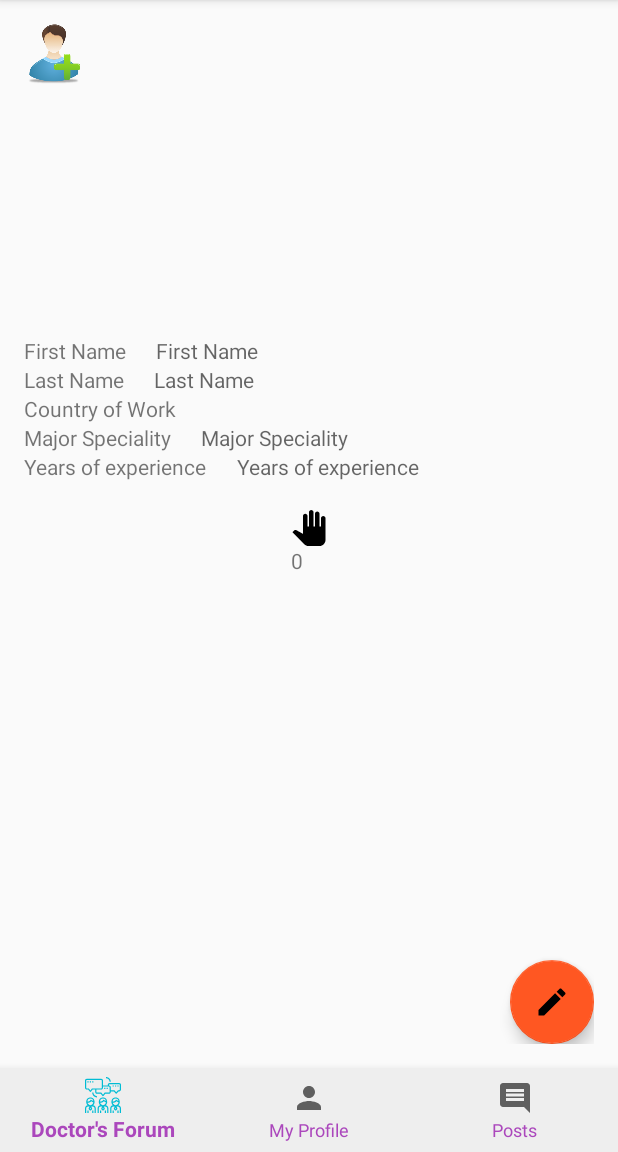
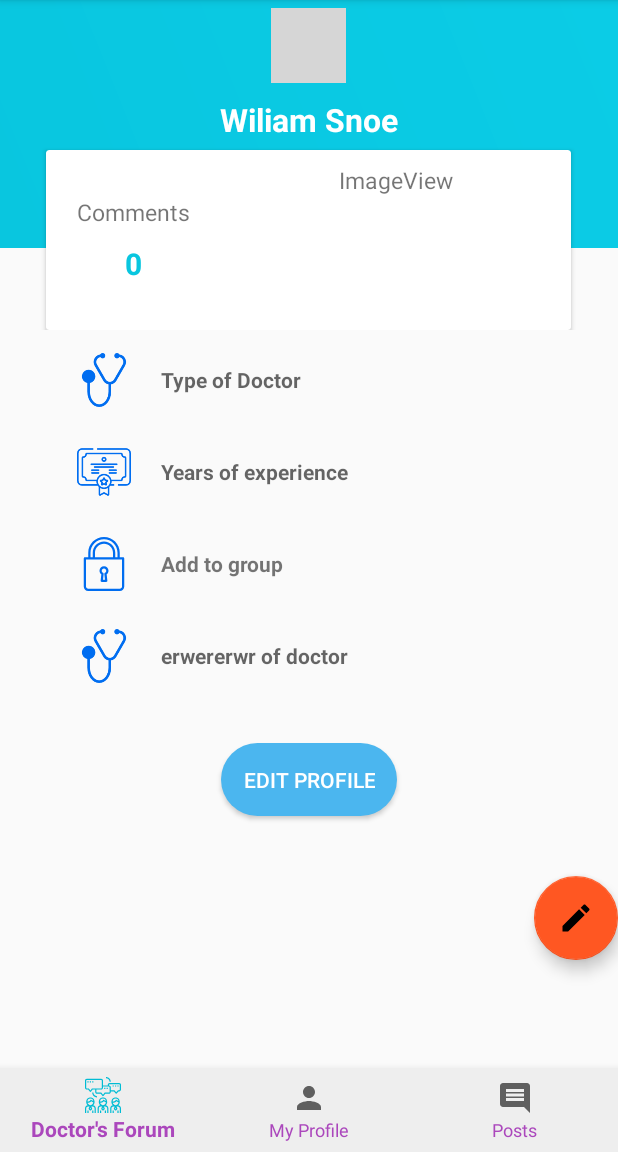
Before and after one commit to mrahimov/We-Care, an Android app: the fragment DoctorProfileFragment placed in its activity, on a phone screen of 412 x 824 dp, the part 84-1236 px from its top. Run offline under Robolectric (Android 15) with nearby library versions, the light colour scheme and no system bars; our stand-ins replace Firebase (no records; nobody signed in at launch, a user with empty details on screens opened directly), Picasso; libraries missing offline, so code that uses them is left out: es.dmoral.toasty; grey boxes are pictures that could not be loaded.

Commit message:
profile design update v1

```diff
--- a/app/src/main/java/com/example/murodjonrahimov/wecare/fragments/DoctorProfileFragment.java
+++ b/app/src/main/java/com/example/murodjonrahimov/wecare/fragments/DoctorProfileFragment.java
@@ -51,11 +51,11 @@ public class DoctorProfileFragment extends Fragment {
   private TextView yearsOfExperienceED;
   private TextView type;
   private TextView numberOfDoctorsComments;
-  private FloatingActionButton fab;
+  private Button fab;
   private ImageView doctorImage;
   private StorageReference storageReference;
   private ProgressDialog progressDialog;
-  private Button buttonDoctorImage;
+  private FloatingActionButton buttonDoctorImage;
   private Uri uri;
   private SharedPreferences preferences;
   private SharedPreferences.Editor myPrefsEdit;
--- /dev/null
+++ b/app/src/main/res/drawable/buttonstyle.xml
@@ -0,0 +1,9 @@
+<?xml version="1.0" encoding="utf-8"?>
+<shape xmlns:android="http://schemas.android.com/apk/res/android">
+    <solid android:color="#4bb6ef" />
+    <padding android:top="15dp"
+        android:left="15dp"
+        android:right="15dp"
+        android:bottom="15dp" />
+    <corners android:radius="45dp" />
+</shape>
--- /dev/null
+++ b/app/src/main/res/drawable/gradientbackground.xml
@@ -0,0 +1,8 @@
+<?xml version="1.0" encoding="utf-8"?>
+<shape xmlns:android="http://schemas.android.com/apk/res/android">
+    <gradient android:angle="45"
+        android:startColor="@color/startblue"
+        android:endColor="@color/endblue"
+        />
+
+</shape>
--- a/app/src/main/res/layout/d_fragment_profile.xml
+++ b/app/src/main/res/layout/d_fragment_profile.xml
@@ -1,162 +1,202 @@
-<android.support.design.widget.CoordinatorLayout
-  xmlns:android="http://schemas.android.com/apk/res/android"
-  xmlns:app="http://schemas.android.com/apk/res-auto"
-  xmlns:tools="http://schemas.android.com/tools"
-  android:id="@+id/main_content"
+<LinearLayout xmlns:android="http://schemas.android.com/apk/res/android"
     android:layout_width="match_parent"
     android:layout_height="match_parent"
-  android:padding="16dp">
-
+    xmlns:tools="http://schemas.android.com/tools"
+    xmlns:app="http://schemas.android.com/apk/res-auto"
+    tools:context="com.example.murodjonrahimov.wecare.fragments.DoctorProfileFragment"
+    android:background="@color/graylight"
+    android:orientation="vertical">
+    <RelativeLayout
+        android:layout_width="match_parent"
+        android:layout_height="220dp">
+        <LinearLayout
+            android:background="@drawable/gradientbackground"
+            android:layout_width="match_parent"
+            android:layout_height="165dp"
+            android:orientation="vertical">
+            <ImageView
+                android:id="@+id/imageview_doctor_profile"
+                android:layout_marginTop="5dp"
+                android:layout_gravity="center_horizontal"
+                android:layout_width="50dp"
+                android:layout_height="50dp"
+                android:src="@drawable/doc"/>
+            <TextView
+                android:id="@+id/type_doctor"
+                android:layout_marginTop="10dp"
+                android:layout_gravity="center_horizontal"
+                android:layout_width="wrap_content"
+                android:layout_height="wrap_content"
+                android:text="Wiliam Snoe"
+                android:textColor="#fff"
+                android:textStyle="bold"
+                android:textSize="21sp"/>
+        </LinearLayout>
+        <android.support.v7.widget.CardView
+            android:layout_width="350dp"
+            android:layout_height="120dp"
+            android:layout_centerHorizontal="true"
+            android:layout_marginTop="100dp">
             <LinearLayout
                 android:layout_width="match_parent"
+                android:layout_height="match_parent"
+                android:orientation="horizontal"
+                android:weightSum="3">
+                <LinearLayout
+                    android:gravity="center"
+                    android:orientation="vertical"
+                    android:layout_width="0dp"
+                    android:layout_weight="1"
+                    android:layout_height="match_parent">
+                    <TextView
+                        android:layout_width="wrap_content"
                         android:layout_height="wrap_content"
+                        android:text="Comments"
+                        android:textSize="15sp"
+                        />
+                    <TextView
+                        android:id="@+id/number_of_doctors_comments"
+                        android:layout_width="wrap_content"
+                        android:layout_height="wrap_content"
+                        android:text="1"
+                        android:textStyle="bold"
+                        android:textSize="20sp"
+                        android:paddingTop="10dp"
+                        android:textColor="@color/startblue"
+                        />
+
+                </LinearLayout>
+                <LinearLayout
+                    android:gravity="center"
                     android:orientation="vertical"
-      tools:context="com.example.murodjonrahimov.wecare.fragments.DoctorProfileFragment">
-
-        <LinearLayout
-          android:layout_width="match_parent"
+                    android:layout_width="0dp"
+                    android:layout_weight="2"
+                    android:layout_height="match_parent">
+                    <TextView
+                        android:layout_width="wrap_content"
                         android:layout_height="wrap_content"
-          android:orientation="horizontal"
-          tools:context="com.example.murodjonrahimov.wecare.fragments.DoctorProfileFragment">
-
-            <Button
-              android:id="@+id/button_doctor_image"
-              android:layout_width="40dp"
-              android:layout_height="40dp"
-              android:background="@drawable/add_male_user"/>
-
+                        android:text="ImageView"
+                        android:textSize="15sp"
+                        />
                     <ImageView
                         android:id="@+id/imageview_doctor_profile"
-              android:layout_width="wrap_content"
-              android:layout_height="200dp"
-              android:layout_gravity="center">
+                        android:layout_width="match_parent"
+                        android:layout_height="80dp"
+                        android:layout_gravity="center"
+                        android:paddingTop="20dp">
 
                     </ImageView>
 
                 </LinearLayout>
+            </LinearLayout>
+
+        </android.support.v7.widget.CardView>
+    </RelativeLayout>
 
     <LinearLayout
+        android:layout_width="360dp"
+        android:layout_height="wrap_content"
+        android:orientation="vertical"
+        android:layout_gravity="center"
+        android:layout_marginTop="15dp">
+        <LinearLayout
+            android:orientation="horizontal"
+            android:paddingLeft="25dp"
             android:layout_width="match_parent"
-          android:layout_height="wrap_content"
-          android:layout_marginTop="8dp"
-          android:orientation="horizontal">
-
+            android:layout_height="wrap_content">
+            <ImageView
+                android:layout_width="36dp"
+                android:layout_height="36dp"
+                android:src="@drawable/doctortype"/>
             <TextView
-              android:id="@+id/first_name_tv"
+                android:id="@+id/type_doctor"
+                android:textStyle="bold"
+                android:layout_gravity="center_vertical"
                 android:layout_width="wrap_content"
                 android:layout_height="wrap_content"
-              android:text="@string/first_name"/>
+                android:paddingLeft="20dp"
+                android:hint="Type of Doctor"/>
+        </LinearLayout>
+        <LinearLayout
+            android:layout_marginTop="25dp"
+            android:orientation="horizontal"
+            android:paddingLeft="25dp"
+            android:layout_width="match_parent"
+            android:layout_height="wrap_content">
+            <ImageView
+                android:layout_width="36dp"
+                android:layout_height="36dp"
+                android:src="@drawable/experience"/>
+            <TextView
+                android:textStyle="bold"
 
+                android:layout_gravity="center_vertical"
+                android:layout_width="wrap_content"
+                android:layout_height="wrap_content"
+                android:paddingLeft="20dp"
+                android:hint="Years of experience"/>
+        </LinearLayout>
+        <LinearLayout
+            android:layout_marginTop="25dp"
+            android:orientation="horizontal"
+            android:paddingLeft="25dp"
+            android:layout_width="match_parent"
+            android:layout_height="wrap_content">
+            <ImageView
+                android:layout_width="36dp"
+                android:layout_height="36dp"
+                android:src="@drawable/ic_lock"/>
             <TextView
-              android:id="@+id/first_name"
+                android:textStyle="bold"
+
+                android:layout_gravity="center_vertical"
+                android:layout_width="wrap_content"
+                android:layout_height="wrap_content"
+                android:paddingLeft="20dp"
+                android:text="Add to group"/>
+        </LinearLayout>
+        <LinearLayout
+            android:layout_marginTop="25dp"
+            android:orientation="horizontal"
+            android:paddingLeft="25dp"
             android:layout_width="match_parent"
+            android:layout_height="wrap_content">
+            <ImageView
+                android:layout_width="36dp"
+                android:layout_height="36dp"
+                android:src="@drawable/doctortype"/>
+            <TextView
+                android:textStyle="bold"
+                android:id="@+id/type_doctor"
+                android:layout_gravity="center_vertical"
+                android:layout_width="wrap_content"
                 android:layout_height="wrap_content"
-              android:layout_marginLeft="20sp"
-              android:hint="@string/first_name"/>
-
+                android:paddingLeft="20dp"
+                android:hint="erwererwr of doctor"/>
+        </LinearLayout>
     </LinearLayout>
 
-        <LinearLayout
-          android:layout_width="match_parent"
-          android:layout_height="wrap_content"
-          android:orientation="horizontal">
 
-            <TextView
-              android:id="@+id/last_name_tv"
+    <Button
+        android:id="@+id/add_fab_doctor"
         android:layout_width="wrap_content"
         android:layout_height="wrap_content"
-              android:text="@string/last_name"/>
+        android:layout_gravity="center_horizontal"
+        android:layout_marginTop="10dp"
+        android:background="@drawable/buttonstyle"
+        android:text="Edit Profile"
+        android:textColor="#fff"
+        android:layout_marginVertical="40dp"/>
 
-            <TextView
-              android:id="@+id/last_name"
+    <android.support.design.widget.FloatingActionButton
+        android:id="@+id/button_doctor_image"
         android:layout_width="wrap_content"
         android:layout_height="wrap_content"
-              android:layout_marginLeft="20sp"
-              android:hint="@string/last_name"/>
-
-        </LinearLayout>
-
-        <LinearLayout
-          android:layout_width="match_parent"
-          android:layout_height="wrap_content"
-          android:orientation="horizontal">
-
-            <TextView
-              android:id="@+id/country_tv"
-              android:layout_width="wrap_content"
-              android:layout_height="wrap_content"
-              android:text="@string/country_of_work"/>
-
-            <TextView
-              android:id="@+id/country"
-              android:layout_width="wrap_content"
-              android:layout_height="wrap_content"
-              android:layout_marginLeft="20sp"/>
-
-        </LinearLayout>
-
-        <LinearLayout
-          android:layout_width="match_parent"
-          android:layout_height="wrap_content"
-          android:orientation="horizontal">
-
-            <TextView
-              android:id="@+id/major_tv"
-              android:layout_width="wrap_content"
-              android:layout_height="wrap_content"
-              android:text="@string/major_speciality"/>
-
-            <TextView
-              android:id="@+id/major"
-              android:layout_width="wrap_content"
-              android:layout_height="wrap_content"
-              android:layout_marginLeft="20sp"
-              android:hint="@string/major_speciality"/>
-
-        </LinearLayout>
-
-        <LinearLayout
-          android:layout_width="match_parent"
-          android:layout_height="wrap_content"
-          android:orientation="horizontal">
-
-            <TextView
-              android:id="@+id/years_of_experience_tv"
-              android:layout_width="wrap_content"
-              android:layout_height="wrap_content"
-              android:text="@string/years_of_experience"/>
-
-            <TextView
-              android:id="@+id/years_of_experience"
-              android:layout_width="wrap_content"
-              android:layout_height="wrap_content"
-              android:layout_marginLeft="20sp"
-              android:hint="@string/years_of_experience"/>
-
-        </LinearLayout>
-
-        <TextView
-          android:id="@+id/type_doctor"
-          android:layout_width="match_parent"
-          android:layout_height="wrap_content"/>
-
-        <TextView
-          android:id="@+id/number_of_doctors_comments"
-          android:layout_width="wrap_content"
-          android:layout_height="wrap_content"
-          android:layout_gravity="center"
-          android:drawableTop="@drawable/number_of_doctors_comments"/>
+        android:layout_gravity="end"
+        android:clickable="true"
+        android:focusable="true"
+        android:src="@drawable/edit"
+        app:fabSize="normal"/>
 
 
 </LinearLayout>
-
-    <android.support.design.widget.FloatingActionButton
-      android:id="@+id/add_fab_doctor"
-      android:layout_width="wrap_content"
-      android:layout_height="wrap_content"
-      android:layout_gravity="bottom|right"
-      android:clickable="true"
-      android:src="@drawable/edit"
-      app:fabSize="normal"/>
-
-</android.support.design.widget.CoordinatorLayout>
--- a/app/src/main/res/values/colors.xml
+++ b/app/src/main/res/values/colors.xml
@@ -9,6 +9,11 @@
     <color name="color_green">#57D900</color>
     <color name="bluish">#448aff</color>
 
+    <color name="secondPrimaryDark">#292b3d</color>
+    <color name="graylight">#fafafa</color>
+    <color name="startblue">#09c6df</color>
+    <color name="endblue">#0bcce6</color>
+
 
 
 </resources>
```
Also changed, not shown: app/src/main/res/drawable/doctortype.png (added), app/src/main/res/drawable/experience.png (added). Lines whose indentation alone changed are shown as unchanged.
